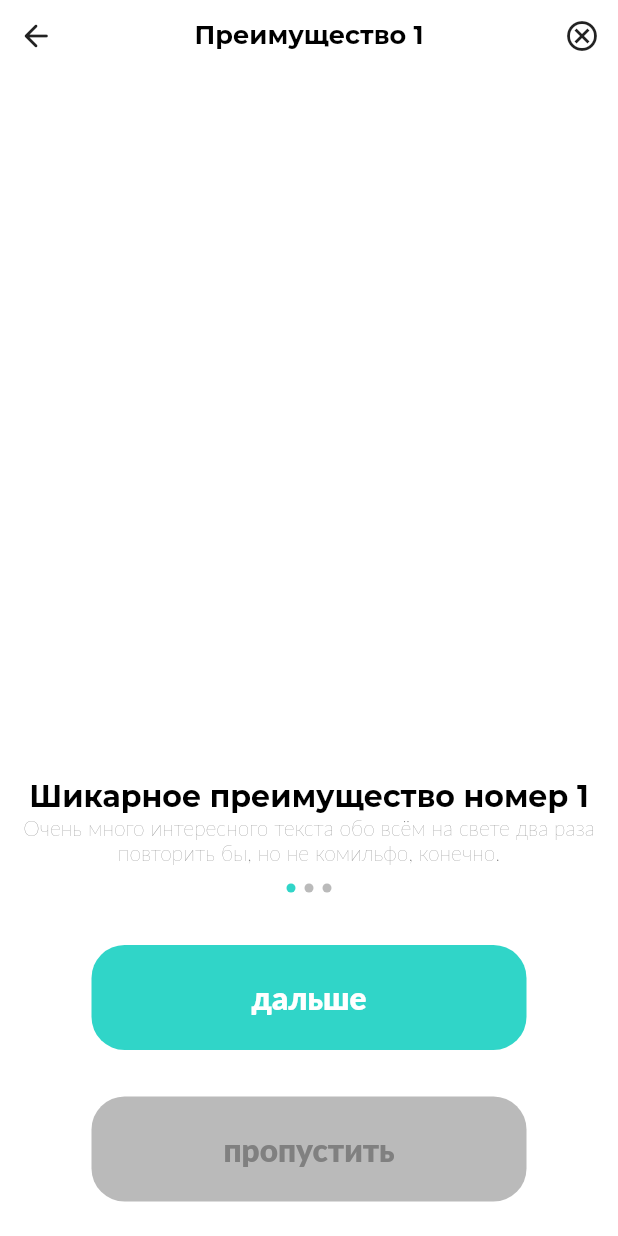
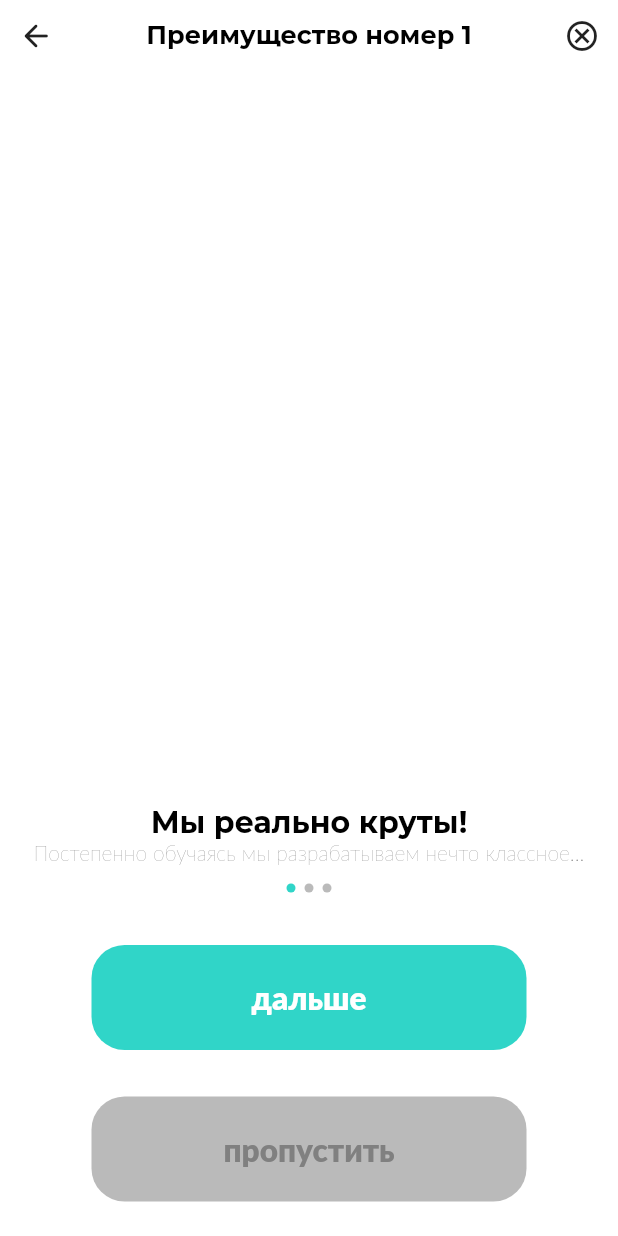
Before and after one commit to tetpic/gori-ka, a Flutter app: the screen it shows after launch, after a tap on the "arrow back" icon, on a phone screen of 412 x 824 dp. Run offline on Flutter 3.47's test engine with Material 2 defaults, Android fonts, the phone set to English and light mode, and no system bars; our stand-ins replace get; project files that could hold a hidden picture were left out.

Commit message:
added benefits logic

```diff
--- a/lib/benefits/benefits.dart
+++ b/lib/benefits/benefits.dart
@@ -1,5 +1,6 @@
 import 'package:flutter/material.dart';
-import 'package:get/route_manager.dart';
+import 'package:get/get.dart';
+import 'package:gorika/benefits/benefits_controller.dart';
 import 'package:gorika/registration/registration.dart';
 
 import '../themes/colors.dart';
@@ -9,6 +10,10 @@ class Benefits extends StatelessWidget {
 
   @override
   Widget build(BuildContext context) {
+    BenefitsController controller = Get.put(BenefitsController());
+
+    controller.setContent(0);
+    var limit = controller.benefitsCounter.value;
     return Scaffold(
       body: Center(
           child: (Column(
@@ -20,11 +25,16 @@ class Benefits extends StatelessWidget {
               IconButton(
                 icon: const Icon(Icons.arrow_back_rounded, size: 24),
                 onPressed: () {
-                  // ...
+                  controller.activeItem.value > 0 &&
+                          controller.activeItem.value < limit
+                      ? controller.prevItem()
+                      : true;
                 },
               ),
-              Text('Преимущество 1',
+              Obx(
+                () => Text(controller.benefitsContent['subtitle'],
                     style: Theme.of(context).textTheme.headlineMedium),
+              ),
               IconButton(
                 icon: const Icon(Icons.cancel_outlined, size: 24),
                 onPressed: () => Get.to(const Registration(),
@@ -33,21 +43,47 @@ class Benefits extends StatelessWidget {
             ],
           ),
           Column(
+            children: const [
+              _BenefitsContent(),
+              SizedBox(
+                height: 15,
+              ),
+              _BenefitsButtons(),
+            ],
+          )
+        ],
+      ))),
+    );
+  }
+}
+
+class _BenefitsContent extends StatelessWidget {
+  const _BenefitsContent({
+    super.key,
+  });
+
+  @override
+  Widget build(BuildContext context) {
+    BenefitsController controller = Get.put(BenefitsController());
+    var contentLength = controller.benefitsCounter.value;
+    return Column(
       children: [
-              Column(
-                children: [
-                  Text(
-                    'Шикарное преимущество номер 1',
+        Obx(
+          () => Text(
+            controller.benefitsContent['title'],
             style: Theme.of(context).textTheme.headlineLarge,
             textAlign: TextAlign.center,
           ),
-                  Text(
-                    'Очень много интересного текста обо всём на свете два раза повторить бы, но не комильфо, конечно.',
+        ),
+        Obx(
+          () => Text(
+            controller.benefitsContent['body'],
             style: Theme.of(context)
                 .textTheme
                 .bodyMedium
                 ?.copyWith(color: AppColors.gGray),
             textAlign: TextAlign.center,
+          ),
         ),
         SizedBox(
           width: 30,
@@ -55,42 +91,50 @@ class Benefits extends StatelessWidget {
           child: Row(
             mainAxisAlignment: MainAxisAlignment.spaceBetween,
             children: [
-                        Container(
+              for (var i = 0; i < contentLength; i++)
+                Obx(
+                  () => Container(
                     width: 6,
                     height: 6,
                     decoration: BoxDecoration(
                       borderRadius: BorderRadius.circular(5),
-                            color: AppColors.gMint,
+                      color: controller.activeItem.value == i
+                          ? AppColors.gMint
+                          : AppColors.gGrayLight,
                     ),
-                        ),
-                        Container(
-                          width: 6,
-                          height: 6,
-                          decoration: BoxDecoration(
-                            borderRadius: BorderRadius.circular(5),
-                            color: AppColors.gGrayLight,
-                          ),
-                        ),
-                        Container(
-                          width: 6,
-                          height: 6,
-                          decoration: BoxDecoration(
-                            borderRadius: BorderRadius.circular(5),
-                            color: AppColors.gGrayLight,
                   ),
                 ),
             ],
           ),
         )
       ],
-              ),
-              const SizedBox(
-                height: 15,
-              ),
-              Column(
+    );
+  }
+}
+
+class _BenefitsButtons extends StatelessWidget {
+  const _BenefitsButtons({
+    Key? key,
+  }) : super(key: key);
+
+  @override
+  Widget build(BuildContext context) {
+    BenefitsController controller = Get.put(BenefitsController());
+    var limit = controller.benefitsCounter.value - 1;
+
+    void textButtonHandler() {
+      if (controller.activeItem.value < limit &&
+          controller.activeItem.value >= 0) {
+        controller.nextItem();
+      } else {
+        Get.to(() => const Registration());
+      }
+    }
+
+    return Column(
       children: [
         TextButton(
-                    onPressed: () => Get.off(const Registration()),
+          onPressed: () => {textButtonHandler()},
           child: Container(
             decoration: BoxDecoration(
               borderRadius: BorderRadius.circular(22),
@@ -131,11 +175,6 @@ class Benefits extends StatelessWidget {
           height: 15,
         ),
       ],
-              ),
-            ],
-          )
-        ],
-      ))),
     );
   }
 }
--- /dev/null
+++ b/lib/benefits/benefits_controller.dart
@@ -0,0 +1,53 @@
+import 'package:get/state_manager.dart';
+
+class BenefitsController extends GetxController {
+  var isLoaded = false.obs;
+  var benefitsContent = {}.obs;
+  var benefitsCounter = 0.obs;
+  var activeItem = 0.obs;
+  var isEnd = false.obs;
+
+  void setContent(index) {
+    isLoaded.value = true;
+    var content = [
+      {
+        'title': 'Мы реально круты!',
+        'subtitle': 'Преимущество номер 1',
+        'body': 'Постепенно обучаясь мы разрабатываем нечто классное...',
+      },
+      {
+        'title': 'Конечно, разработать приложение может каждый...',
+        'subtitle': 'Преимущество номер 2',
+        'body': '...но пока что не знаем что конкретно у нас получится',
+      },
+      {
+        'title': 'Поэтому давайте начнем с регистрации :)',
+        'subtitle': 'Преимущество номер 3',
+        'body': 'А там и посмотрим!',
+      },
+    ];
+    benefitsContent.value = content[index];
+    benefitsCounter.value = content.length;
+    activeItem.value = index;
+  }
+
+  void isItAll() {
+    var result = activeItem.value == benefitsCounter.value - 1;
+    isEnd.value = result;
+    // ignore: avoid_print
+    print(activeItem.value);
+    // ignore: avoid_print
+    print(benefitsCounter.value);
+  }
+
+  void nextItem() {
+    // activeItem.value += 1;
+    // isItAll();
+    setContent(activeItem.value + 1);
+  }
+
+  void prevItem() {
+    activeItem.value -= 1;
+    setContent(activeItem.value);
+  }
+}
```
Lines whose indentation alone changed are shown as unchanged.
